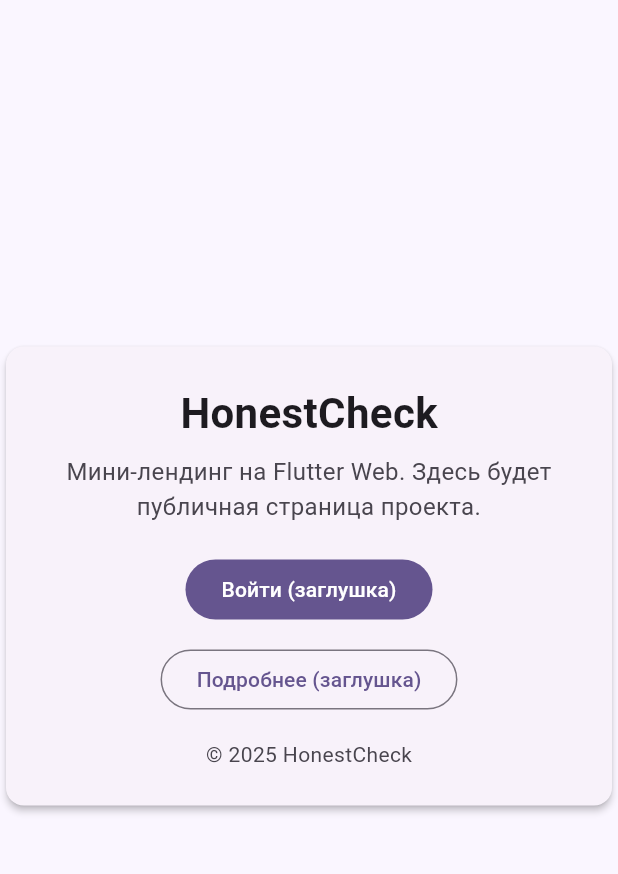
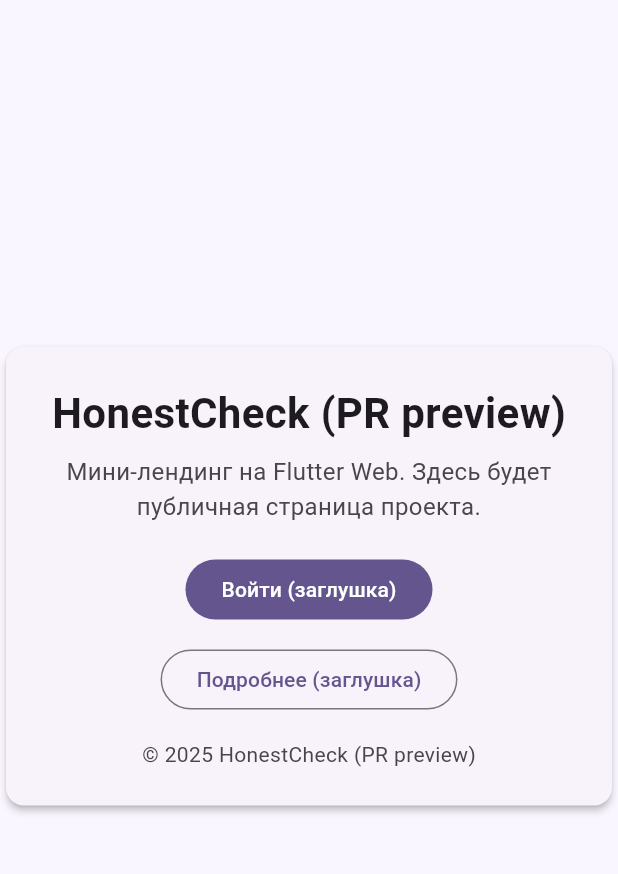
Before and after one commit to Andust974/czestny_check, a Flutter app: the screen it shows after launch, on a phone screen of 412 x 824 dp, the part 84-958 px from its top. Run offline on Flutter 3.47's test engine with Material 3 defaults, Android fonts, the light colour scheme and no system bars.

Commit message:
ui: tiny change to trigger PR preview

```diff
--- a/lib/main.dart
+++ b/lib/main.dart
@@ -43,7 +43,7 @@
               child: Column(
                 mainAxisSize: MainAxisSize.min,
                 children: [
-                  const Text('HonestCheck',
+                  const Text('HonestCheck (PR preview)',
                       style: TextStyle(fontSize: 28, fontWeight: FontWeight.w700)),
                   const SizedBox(height: 8),
                   Text(
@@ -60,7 +60,7 @@
                     ],
                   ),
                   const SizedBox(height: 16),
-                  Text('© 2025 HonestCheck',
+                  Text('© 2025 HonestCheck (PR preview)',
                       style: TextStyle(color: scheme.onSurfaceVariant)),
                 ],
               ),
```
